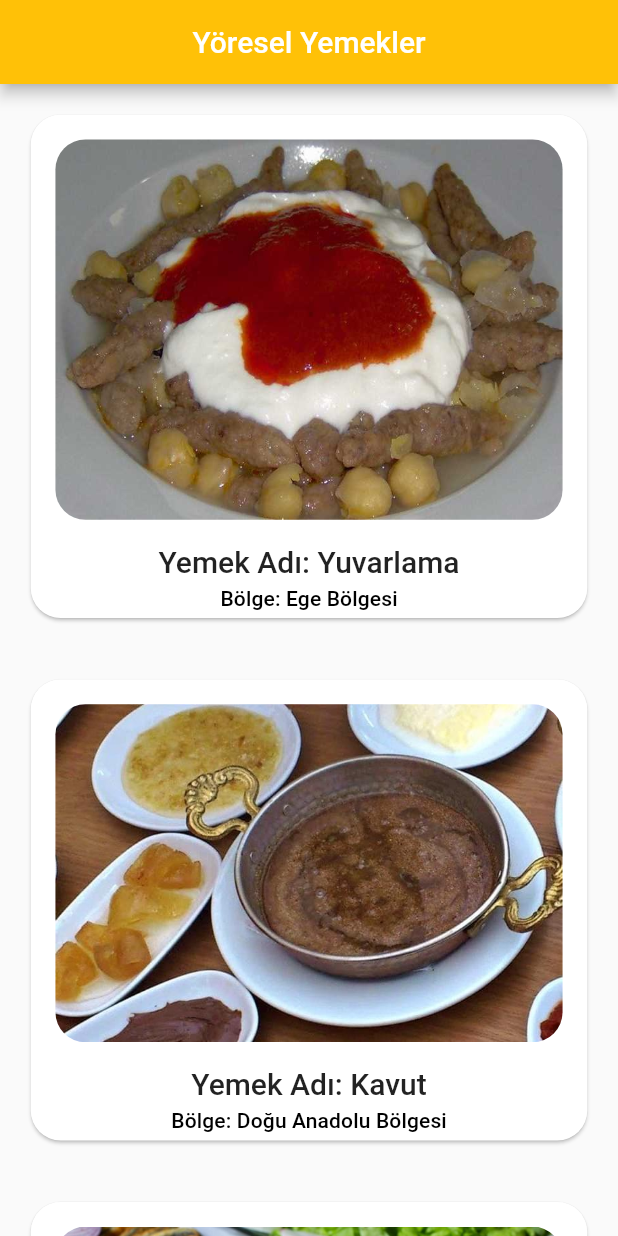
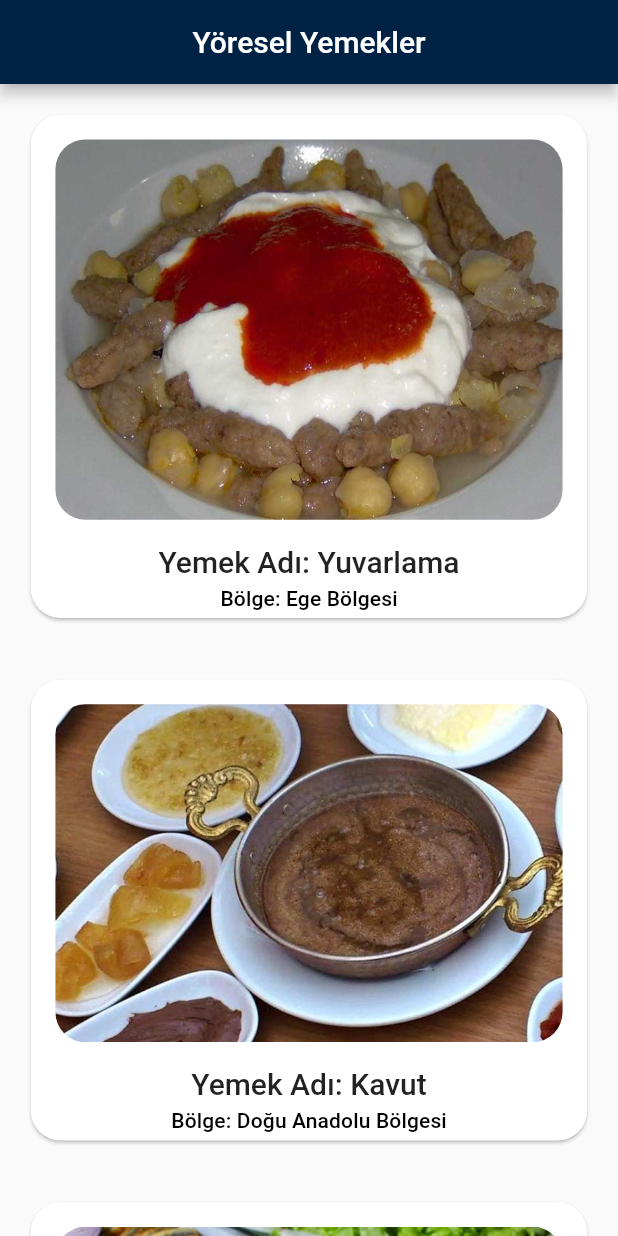
Before and after one commit to nyzmemre/localfoods, a Flutter app: the screen it shows after launch, on a phone screen of 412 x 824 dp. Run offline on Flutter 3.47's test engine with Material 2 defaults, Android fonts, the phone set to English and light mode, and no system bars.

Commit message:
color change

```diff
--- a/lib/core/constants/colors.dart
+++ b/lib/core/constants/colors.dart
@@ -1,3 +1,3 @@
 import 'package:flutter/material.dart';
 
-const Color kAppbarColor=Colors.amber;
+const Color kAppbarColor=Color(0xFF002345);
```
Also changed, not shown: lib/core/components/my_card.dart (+26 -9 lines).
